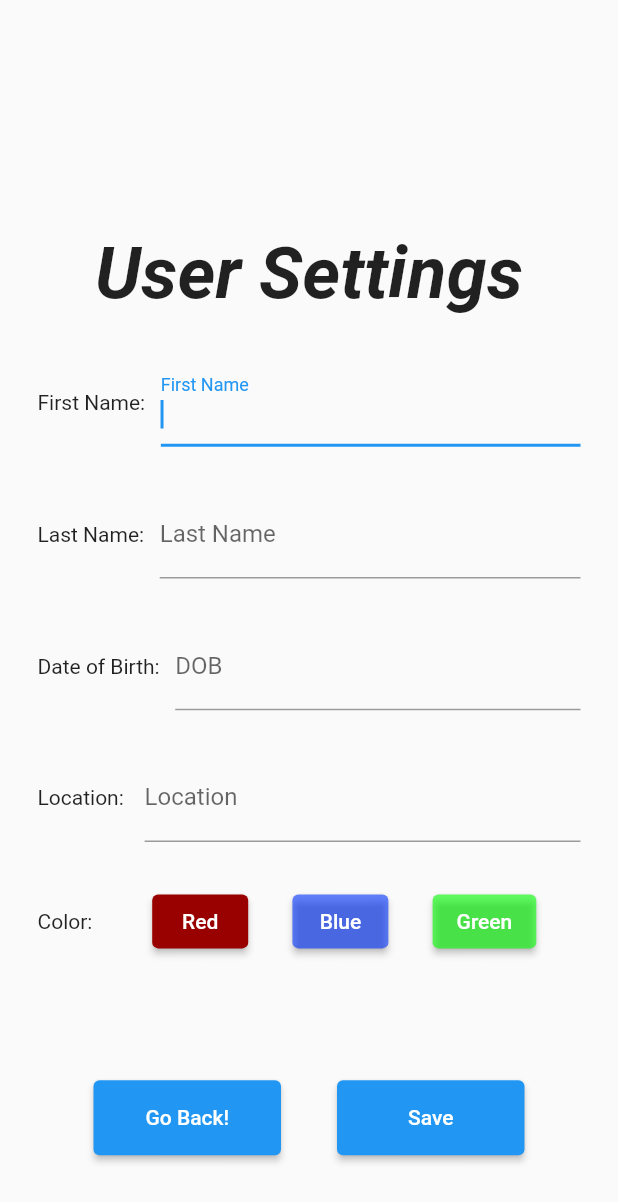
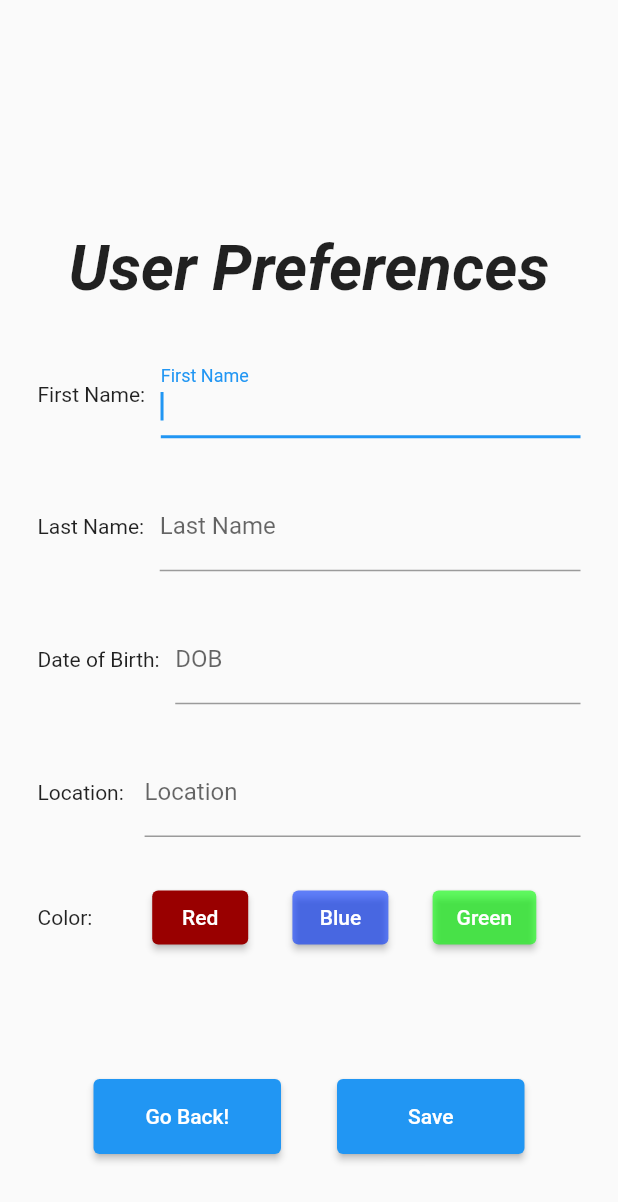
Before and after one commit to astrebe/project-spotlight, a Flutter app: the UserSettings widget shown alone on an empty page, opened directly, on a phone screen of 412 x 824 dp. Shown: the top 1202 px of the screen. Run offline on Flutter 3.47's test engine with Material 2 defaults, Android fonts, the phone set to English and light mode, and no system bars; our stand-ins replace firebase_auth, firebase_core, shared_preferences; accounts and stored records are empty.

Commit message:
Edited title
Edited title and styling.

```diff
--- a/spotlight_app/lib/main.dart
+++ b/spotlight_app/lib/main.dart
@@ -65,7 +65,7 @@
     return Scaffold(
       backgroundColor: Colors.grey.shade200,
       resizeToAvoidBottomInset: false,
-      body: UserSettings(), //TO TEST USER SETTINGS ONLY!!!
+      body: LoginScreen(), //TO TEST USER SETTINGS ONLY!!!
     );
   }
 }
--- a/spotlight_app/lib/userSettings.dart
+++ b/spotlight_app/lib/userSettings.dart
@@ -30,10 +30,10 @@ class _UserSettingsState extends State<UserSettings> {
         children: <Widget>[
           Align(
             child: Text(
-              "User Settings",
+              "User Preferences",
               style: TextStyle(
                   fontWeight: FontWeight.bold,
-                  fontSize: 48,
+                  fontSize: 42,
                   fontStyle: FontStyle.italic),
               textAlign: TextAlign.center,
             ),
```
